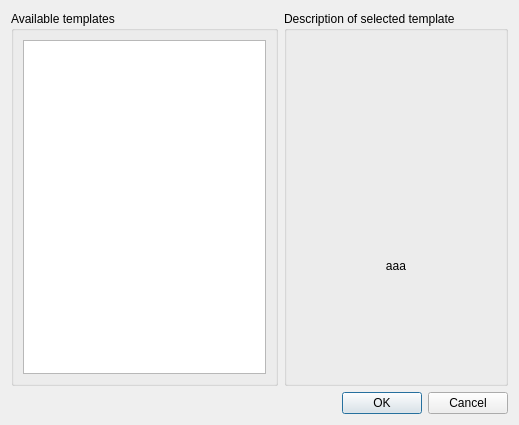
Above: src/gui/formnewproject.ui from BuildmLearn/BuildmLearn-Toolkit before the change. Below: the same form after it.
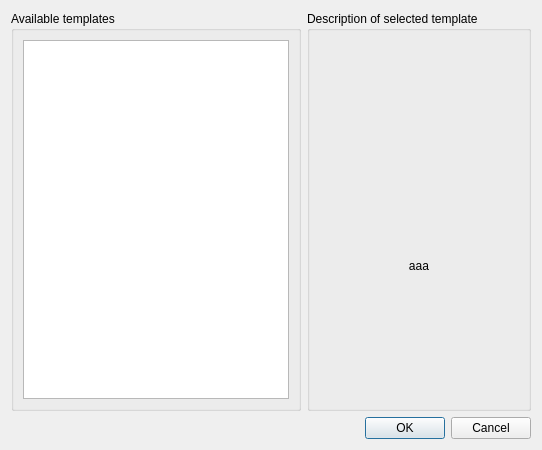
That is the form after the change.

Commit message: Maybe fixed new project dialog + added limit to question/hint on quiz template, fixed bug #45.

The edit to the form file:
```diff
--- a/src/gui/formnewproject.ui
+++ b/src/gui/formnewproject.ui
@@ -6,8 +6,8 @@
    <rect>
     <x>0</x>
     <y>0</y>
-    <width>519</width>
-    <height>425</height>
+    <width>542</width>
+    <height>450</height>
    </rect>
   </property>
   <property name="windowTitle">
@@ -64,26 +64,13 @@
          <string>aaa</string>
         </property>
         <property name="alignment">
-         <set>Qt::AlignCenter</set>
+         <set>Qt::AlignHCenter|Qt::AlignTop</set>
         </property>
         <property name="wordWrap">
          <bool>true</bool>
         </property>
        </widget>
       </item>
-      <item>
-       <spacer name="verticalSpacer">
-        <property name="orientation">
-         <enum>Qt::Vertical</enum>
-        </property>
-        <property name="sizeHint" stdset="0">
-         <size>
-          <width>20</width>
-          <height>10</height>
-         </size>
-        </property>
-       </spacer>
-      </item>
      </layout>
     </widget>
    </item>
```
The commit also changes 6 other files.
